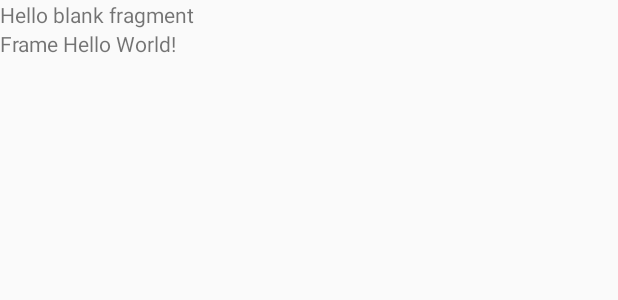
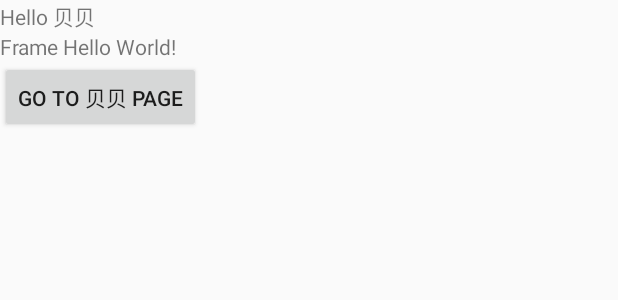
Before and after one commit to abbywong/learn_fragments, an Android app: the layout fragment_titles.xml on its own in the app's theme, with its tools: preview values and no code run, on a phone screen of 412 x 824 dp. Shown: the top 300 px of the screen. Run offline under Robolectric (Android 15) with nearby library versions, the phone set to English and light mode, and no system bars.

Commit message:
fragment change works!

```diff
--- a/app/src/main/java/com/example/android/fragments/MainActivity.java
+++ b/app/src/main/java/com/example/android/fragments/MainActivity.java
@@ -4,6 +4,7 @@ import android.app.FragmentManager;
 import android.app.FragmentTransaction;
 import android.os.Bundle;
 import android.support.v7.app.AppCompatActivity;
+import android.view.View;
 
 
 public class MainActivity extends AppCompatActivity {
@@ -15,7 +16,9 @@ public class MainActivity extends AppCompatActivity {
         FragmentManager fragmentManager = getFragmentManager();
         FragmentTransaction fragmentTransaction = fragmentManager.beginTransaction();
         TitlesFragment fragment = new TitlesFragment();
+//        BeibeiFragment fragment = new BeibeiFragment();
         fragmentTransaction.add(R.id.FragmentContainer, fragment);
         fragmentTransaction.commit();
     }
+
 }
--- a/app/src/main/res/layout/fragment_item.xml
+++ b/app/src/main/res/layout/fragment_beibei.xml
@@ -2,7 +2,7 @@
     xmlns:tools="http://schemas.android.com/tools"
     android:layout_width="match_parent"
     android:layout_height="match_parent"
-    tools:context="com.example.android.fragments.ItemFragment">
+    tools:context="com.example.android.fragments.BeibeiFragment">
 
     <!-- TODO: Update blank fragment layout -->
     <TextView
--- a/app/src/main/res/layout/fragment_titles.xml
+++ b/app/src/main/res/layout/fragment_titles.xml
@@ -14,7 +14,14 @@
     <TextView
         android:layout_width="match_parent"
         android:layout_height="wrap_content"
-        android:text="Frame Hello World!" />
+        android:text="@string/frame_hello_world" />
+
+    <Button
+        android:text="@string/go_to_page"
+        android:layout_width="wrap_content"
+        android:layout_height="wrap_content"
+        android:id="@+id/BB_button" />
+
 
     <!-- here make a button to change to another fragment... -->
     <!-- https://developer.android.com/reference/android/app/Fragment.html -->
--- a/app/src/main/res/values/strings.xml
+++ b/app/src/main/res/values/strings.xml
@@ -2,5 +2,7 @@
     <string name="app_name">Fragments</string>
 
     <!-- TODO: Remove or change this placeholder text -->
-    <string name="hello_blank_fragment">Hello blank fragment</string>
+    <string name="hello_blank_fragment">Hello 贝贝</string>
+    <string name="go_to_page">Go to 贝贝 page</string>
+    <string name="frame_hello_world">Frame Hello World!</string>
 </resources>
```
Also changed, not shown: app/src/main/java/com/example/android/fragments/BeibeiFragment.java (renamed from app/src/main/java/com/example/android/fragments/ItemFragment.java, +9 -9 lines), app/src/main/java/com/example/android/fragments/TitlesFragment.java (+30 -2 lines).
